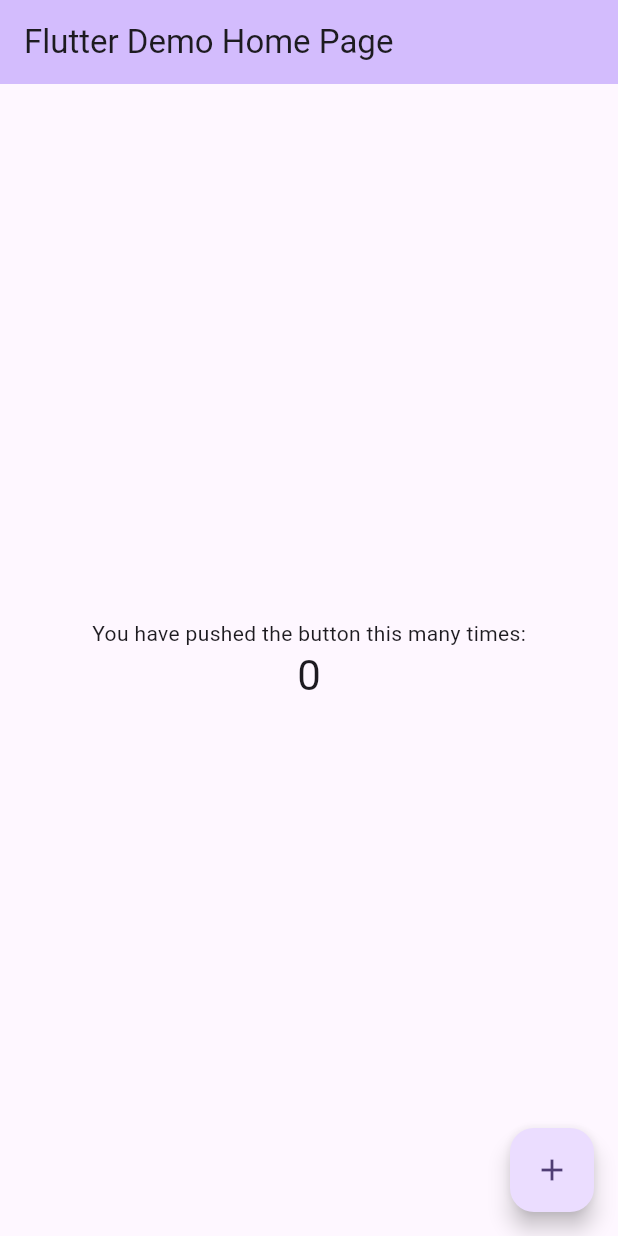
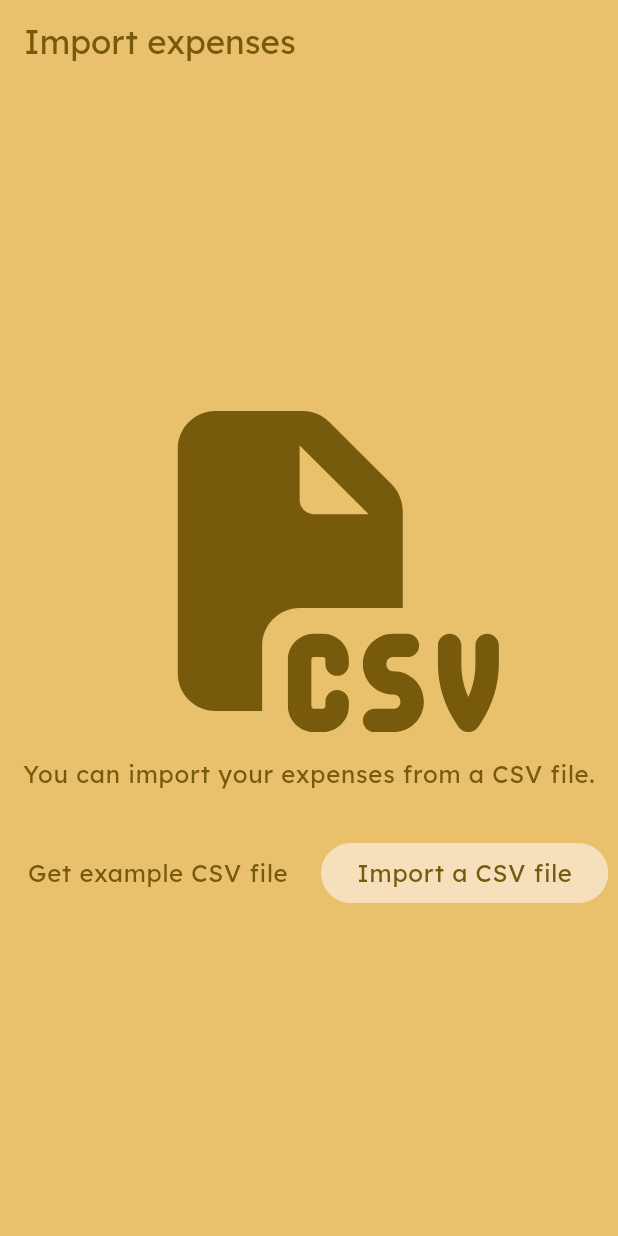
Before and after one commit to emmanuelrosa/monthly_expenses_tracker, a Flutter app: the screen it shows after launch, on a phone screen of 412 x 824 dp. Run offline on Flutter 3.47's test engine with Material 3 defaults, Android fonts, the phone set to English and light mode, and no system bars; our stand-ins replace file_picker, font_awesome_flutter, freezed_annotation, google_fonts, hive_ce; missing offline and left inert: fast_csv; accounts and stored records are empty.

Commit message:
add expenses_import_page

```diff
--- /dev/null
+++ b/devtools_options.yaml
@@ -0,0 +1,3 @@
+description: This file stores settings for Dart & Flutter DevTools.
+documentation: https://docs.flutter.dev/tools/devtools/extensions#configure-extension-enablement-states
+extensions:
--- a/lib/expenses_data/expenses_data_repository.dart
+++ b/lib/expenses_data/expenses_data_repository.dart
@@ -1,9 +1,13 @@
 import 'dart:io';
+import 'dart:math';
 
+import 'package:flutter/foundation.dart';
 import 'package:flutter/material.dart';
 import 'package:freezed_annotation/freezed_annotation.dart';
 import 'package:hive_ce/hive.dart';
 import 'package:monthly_expenses_tracker/expenses_data/expenses_data.dart';
+import 'package:path/path.dart' as path;
+import 'package:path_provider/path_provider.dart';
 
 part 'expenses_data_repository.freezed.dart';
 
@@ -66,13 +70,17 @@ class ExpensesDataRepository with ChangeNotifier {
 
   /// Initializes an [ExpensesDataRepository].
   static Future<ExpensesDataRepository> init({Directory? directory}) async {
+    final namespace = 'com.github.emmanuelrosa.monthly_expenses_tracker';
     final expensesBox = directory != null
-        ? await Hive.openLazyBox<Map>('expenses', path: directory.path)
-        : await Hive.openLazyBox<Map>('expenses');
+        ? await Hive.openLazyBox<Map>(
+            '$namespace.expenses',
+            path: directory.path,
+          )
+        : await Hive.openLazyBox<Map>('$namespace.expenses');
 
     final yearsBox = directory != null
-        ? await Hive.openLazyBox<Set>('years', path: directory.path)
-        : await Hive.openLazyBox<Set>('years');
+        ? await Hive.openLazyBox<Set>('$namespace.years', path: directory.path)
+        : await Hive.openLazyBox<Set>('$namespace.years');
 
     return Future.value(ExpensesDataRepository._(expensesBox, yearsBox));
   }
@@ -306,3 +314,165 @@ class ExpensesDataRepository with ChangeNotifier {
     return Future.value(result);
   }
 }
+
+/// Provides dependency injection for [ExpensesDataRepository].
+class ExpensesDataRepositoryProvider extends InheritedWidget {
+  final ExpensesDataRepository repository;
+
+  const ExpensesDataRepositoryProvider({
+    super.key,
+    required this.repository,
+    required super.child,
+  });
+
+  static ExpensesDataRepositoryProvider? maybeOf(BuildContext context) =>
+      context
+          .dependOnInheritedWidgetOfExactType<ExpensesDataRepositoryProvider>();
+
+  static ExpensesDataRepositoryProvider of(BuildContext context) {
+    final provider = maybeOf(context);
+    assert(
+      provider != null,
+      'No ExpensesDataRepositoryProvider found in context.',
+    );
+    return provider!;
+  }
+
+  @override
+  bool updateShouldNotify(covariant ExpensesDataRepositoryProvider oldWidget) =>
+      this != oldWidget;
+}
+
+/// A widget which handles initialization of the [ExpensesDataRepository].
+/// A loading page is displayed and the given [child] is rendered upon success.
+/// The [child] is wrapped in a [ExpensesDataRepositoryProvider].
+/// Upon failure, an error page is rendered.
+/// This widget becomes the owner of the [ExpensesDataRepository] and will call [dispose()] if it's disposed.
+class ExpensesDataRepositoryLoader extends StatefulWidget {
+  final Widget child;
+  late Future<Directory?> dataDirectory;
+
+  ExpensesDataRepositoryLoader({super.key, required this.child}) {
+    if (kIsWeb) {
+      dataDirectory = Future.value(null);
+    } else {
+      dataDirectory = getApplicationDocumentsDirectory().then(
+        (documentDir) => Future.value(
+          Directory(path.join(documentDir.path, 'monthly_expenses_tracker')),
+        ),
+      );
+    }
+  }
+
+  @override
+  State<StatefulWidget> createState() => _ExpensesDataRepositoryLoaderState();
+}
+
+class _ExpensesDataRepositoryLoaderState
+    extends State<ExpensesDataRepositoryLoader> {
+  ExpensesDataRepository? repository;
+  String? errorMessage;
+
+  void _initializeRepository() async {
+    await Future.delayed(Duration(milliseconds: 500));
+
+    try {
+      final directory = await widget.dataDirectory;
+      final resolvedRepository = await ExpensesDataRepository.init(
+        directory: directory,
+      );
+
+      setState(() {
+        repository = resolvedRepository;
+      });
+    } catch (e) {
+      setState(() {
+        errorMessage = e.toString();
+      });
+    }
+  }
+
+  @override
+  void initState() {
+    super.initState();
+    _initializeRepository();
+  }
+
+  @override
+  void dispose() {
+    repository?.dispose();
+    super.dispose();
+  }
+
+  @override
+  Widget build(BuildContext context) {
+    final theme = Theme.of(context);
+    final isErrorState = errorMessage != null;
+    final isSuccessState = repository != null;
+
+    final errorStateBody = Center(
+      child: Column(
+        mainAxisAlignment: MainAxisAlignment.center,
+        children: [
+          LayoutBuilder(
+            builder: (context, constraints) => Icon(
+              Icons.error,
+              size: max(100, min(constraints.maxWidth - 150, 200)),
+              color: theme.primaryColorLight,
+            ),
+          ),
+          Text(
+            'Unable to initialize the database.',
+            style: theme.textTheme.titleLarge?.copyWith(
+              color: theme.primaryColorLight,
+            ),
+          ),
+          SizedBox(height: 10),
+          Text(
+            errorMessage ?? 'Unknown error.',
+            style: theme.textTheme.titleLarge?.copyWith(
+              color: theme.primaryColorLight,
+            ),
+          ),
+        ],
+      ),
+    );
+
+    final loadingStateBody = Center(
+      child: Column(
+        mainAxisAlignment: MainAxisAlignment.center,
+        children: [
+          LayoutBuilder(
+            builder: (context, constraints) {
+              double size = max(100, min(constraints.maxWidth - 150, 200));
+
+              return SizedBox(
+                width: size,
+                height: size,
+                child: CircularProgressIndicator(strokeWidth: 10),
+              );
+            },
+          ),
+        ],
+      ),
+    );
+
+    if (isErrorState) {
+      return Scaffold(
+        backgroundColor: theme.colorScheme.secondary,
+        body: errorStateBody,
+      );
+    } else if (isSuccessState) {
+      return ExpensesDataRepositoryProvider(
+        repository: repository!,
+        child: widget.child,
+      );
+    } else {
+      // Loading state
+      return Scaffold(
+        backgroundColor: theme.colorScheme.inversePrimary,
+        body: loadingStateBody,
+      );
+    }
+  }
+}
--- /dev/null
+++ b/lib/expenses_import/expenses_import_page.dart
@@ -0,0 +1,277 @@
+import 'dart:io';
+import 'dart:math';
+import 'dart:typed_data';
+
+import 'package:file_picker/file_picker.dart';
+import 'package:flutter/material.dart';
+import 'package:font_awesome_flutter/font_awesome_flutter.dart';
+import 'package:monthly_expenses_tracker/expenses_data/expenses_data_repository.dart';
+import 'package:monthly_expenses_tracker/expenses_import/expenses_import_service.dart';
+
+/// The button click handler to import a CSV file.
+void _importCsvFile(BuildContext context) async {
+  final service = ExpensesImportServiceProvider.of(context).service;
+  final sms = ScaffoldMessenger.of(context);
+  final theme = Theme.of(context);
+  Uint8List? bytes;
+  final result = await FilePicker.platform.pickFiles(
+    dialogTitle: 'Import CSV file',
+    type: FileType.custom,
+    allowedExtensions: ['csv'],
+  );
+
+  if (result == null || result.files.isEmpty) {
+    return;
+  }
+
+  final file = result.files.first;
+
+  // The file data is provided differently depending on the platform.
+  if (file.bytes != null) {
+    bytes = result.files.first.bytes;
+  } else if (file.path != null) {
+    bytes = await File(file.path!).readAsBytes();
+  }
+
+  if (bytes != null) {
+    await service.importFromCsv(bytes, minimumDelay: Duration(seconds: 1));
+
+    if (service.state is ExpensesImportServiceReadyState && sms.mounted) {
+      sms.showSnackBar(
+        SnackBar(
+          content: ListTile(
+            leading: Icon(Icons.check, color: theme.primaryColorLight),
+            title: Text(
+              'Expenses imported successfully!',
+              style: theme.textTheme.bodyLarge?.copyWith(
+                color: theme.primaryColorLight,
+              ),
+            ),
+          ),
+        ),
+      );
+    }
+  }
+}
+
+/// The top-level widget implementing the expenses import screen.
+class ExpensesImportPage extends StatelessWidget {
+  const ExpensesImportPage({super.key});
+
+  @override
+  Widget build(BuildContext context) {
+    final repository = ExpensesDataRepositoryProvider.of(context).repository;
+    final service = ExpensesImportService(repository);
+
+    return ExpensesImportServiceProvider(
+      service: service,
+      child: Builder(
+        builder: (context) {
+          final service = ExpensesImportServiceProvider.of(context).service;
+
+          return ListenableBuilder(
+            listenable: service,
+            builder: (context, child) {
+              final theme = Theme.of(context);
+              final backgroundColor = switch (service.state) {
+                ExpensesImportServiceReadyState() =>
+                  theme.colorScheme.inversePrimary,
+                ExpensesImportServiceErrorState() =>
+                  theme.colorScheme.secondary,
+                ExpensesImportServiceImportingState() =>
+                  theme.colorScheme.inversePrimary,
+              };
+              final titleColor = switch (service.state) {
+                ExpensesImportServiceReadyState() => theme.primaryColor,
+                ExpensesImportServiceErrorState() => theme.primaryColorLight,
+                ExpensesImportServiceImportingState() => theme.primaryColor,
+              };
+
+              return Scaffold(
+                backgroundColor: backgroundColor,
+                appBar: AppBar(
+                  backgroundColor: backgroundColor,
+                  title: Text(
+                    'Import expenses',
+                    style: theme.textTheme.titleLarge?.copyWith(
+                      color: titleColor,
+                    ),
+                  ),
+                ),
+                body: switch (service.state) {
+                  ExpensesImportServiceReadyState() => _ReadyStateWidget(
+                    service: service,
+                  ),
+                  ExpensesImportServiceErrorState() => _ErrorStateWidget(
+                    service: service,
+                  ),
+                  ExpensesImportServiceImportingState() =>
+                    _ImportingStateWidget(service: service),
+                },
+              );
+            },
+          );
+        },
+      ),
+    );
+  }
+}
+
+class _ReadyStateWidget extends StatelessWidget {
+  final ExpensesImportService service;
+
+  const _ReadyStateWidget({super.key, required this.service});
+
+  @override
+  Widget build(BuildContext context) {
+    final theme = Theme.of(context);
+
+    return Center(
+      child: Column(
+        mainAxisAlignment: MainAxisAlignment.center,
+        children: [
+          LayoutBuilder(
+            builder: (context, constraints) => Icon(
+              FontAwesomeIcons.fileCsv,
+              size: max(100, min(constraints.maxWidth - 150, 200)),
+              color: theme.primaryColor,
+            ),
+          ),
+          SizedBox(height: 30),
+          Text(
+            'You can import your expenses from a CSV file.',
+            style: theme.textTheme.bodyLarge?.copyWith(
+              color: theme.primaryColor,
+            ),
+          ),
+          SizedBox(height: 30),
+          OverflowBar(
+            overflowAlignment: OverflowBarAlignment.center,
+            overflowSpacing: 10,
+            spacing: 10,
+            children: [
+              TextButton(
+                onPressed: () =>
+                    _downloadExampleCsvFile(DefaultAssetBundle.of(context)),
+                child: Text(
+                  'Get example CSV file',
+                  style: theme.textTheme.bodyLarge?.copyWith(
+                    color: theme.primaryColor,
+                  ),
+                ),
+              ),
+              FilledButton.tonal(
+                onPressed: () => _importCsvFile(context),
+                child: Text(
+                  'Import a CSV file',
+                  style: theme.textTheme.bodyLarge?.copyWith(
+                    color: theme.primaryColor,
+                  ),
+                ),
+              ),
+            ],
+          ),
+        ],
+      ),
+    );
+  }
+
+  void _downloadExampleCsvFile(AssetBundle bundle) async {
+    final bytes = (await bundle.load(
+      'assets/example.csv',
+    )).buffer.asUint8List();
+    FilePicker.platform.saveFile(
+      dialogTitle: 'Save example CSV',
+      fileName: 'example.csv',
+      bytes: bytes,
+    );
+  }
+}
+
+class _ImportingStateWidget extends StatelessWidget {
+  final ExpensesImportService service;
+
+  const _ImportingStateWidget({super.key, required this.service});
+
+  @override
+  Widget build(BuildContext context) => Center(
+    child: Column(
+      mainAxisAlignment: MainAxisAlignment.center,
+      children: [
+        LayoutBuilder(
+          builder: (context, constraints) {
+            double size = max(100, min(constraints.maxWidth - 150, 200));
+
+            return SizedBox(
+              width: size,
+              height: size,
+              child: CircularProgressIndicator(strokeWidth: 10),
+            );
+          },
+        ),
+      ],
+    ),
+  );
+}
+
+class _ErrorStateWidget extends StatelessWidget {
+  final ExpensesImportService service;
+
+  const _ErrorStateWidget({super.key, required this.service});
+
+  @override
+  Widget build(BuildContext context) {
+    final theme = Theme.of(context);
+
+    return Center(
+      child: Column(
+        mainAxisAlignment: MainAxisAlignment.center,
+        children: [
+          LayoutBuilder(
+            builder: (context, constraints) => Icon(
+              Icons.error,
+              size: max(100, min(constraints.maxWidth - 150, 200)),
+              color: theme.primaryColorLight,
+            ),
+          ),
+          Text(
+            'Import failed',
+            style: theme.textTheme.titleLarge?.copyWith(
+              color: theme.primaryColorLight,
+            ),
+          ),
+          SizedBox(height: 10),
+          Text(
+            'Unfortunately, your expenses could not be imported.',
+            style: theme.textTheme.bodyLarge?.copyWith(
+              color: theme.primaryColorLight,
+            ),
+          ),
+          Text(
+            service.state.toString(),
+            style: theme.textTheme.bodyLarge?.copyWith(
+              color: theme.primaryColorLight,
+            ),
+          ),
+          SizedBox(height: 10),
+          Text(
+            'Edit your CSV file to correct the problem, then try again.',
+            style: theme.textTheme.bodyLarge?.copyWith(
+              color: theme.primaryColorLight,
+            ),
+          ),
+          SizedBox(height: 20),
+          TextButton(
+            onPressed: () => _importCsvFile(context),
+            child: Text(
+              'Retry',
+              style: theme.textTheme.bodyLarge?.copyWith(
+                color: theme.primaryColorLight,
+              ),
+            ),
+          ),
+        ],
+      ),
+    );
+  }
+}
--- a/lib/expenses_import/expenses_import_service.dart
+++ b/lib/expenses_import/expenses_import_service.dart
@@ -2,6 +2,7 @@ import 'dart:convert';
 
 import 'package:fast_csv/fast_csv.dart' as csv;
 import 'package:flutter/foundation.dart';
+import 'package:flutter/material.dart';
 import 'package:monthly_expenses_tracker/expenses_data/expenses_data.dart';
 import 'package:monthly_expenses_tracker/expenses_data/expenses_data_repository.dart';
 
@@ -71,17 +72,15 @@ class ExpensesImportServiceErrorState extends ExpensesImportServiceState {
 }
 
 /// This service handles importing a CSV file into the [ExpensesDataRepository].
-class ExpensesImportService {
+class ExpensesImportService with ChangeNotifier {
   final ExpensesDataRepository _repository;
-  final ValueNotifier<ExpensesImportServiceState> _state = ValueNotifier(
-    ExpensesImportServiceReadyState(),
-  );
+  ExpensesImportServiceState _state = ExpensesImportServiceReadyState();
 
   ExpensesImportService(ExpensesDataRepository repository)
     : _repository = repository;
 
   /// Returns a [ValueNotifier] with the current state of the service.
-  ValueNotifier<ExpensesImportServiceState> get state => _state;
+  ExpensesImportServiceState get state => _state;
 
   /// Parses an expense from the given line and column.
   /// Throws [ExpenseFormatException] when there's a parsing error.
@@ -166,22 +165,64 @@ class ExpensesImportService {
   }
 
   /// Imports the bytes of a CSV file into the [ExpensesDataRepository].
-  Future<void> importFromCsv(List<int> bytes) async {
-    _state.value = ExpensesImportServiceImportingState();
+  // The optional [minimumDelay] can be used to give the UI a chance to render
+  // a progress indicator.
+  Future<void> importFromCsv(
+    List<int> bytes, {
+    Duration minimumDelay = Duration.zero,
+  }) async {
+    final startTimestamp = DateTime.timestamp();
+    _state = ExpensesImportServiceImportingState();
+    notifyListeners();
     final expenses = <ExpensesDataKey, ExpensesData>{};
+    late ExpensesImportServiceState finalState;
 
     try {
-      final stream = _convertToExpenses(_parseCsv(bytes));
-
-      await for (final entry in stream) {
+      await for (final entry in _convertToExpenses(_parseCsv(bytes))) {
         expenses[entry.key] = entry.value;
       }
+
+      await _repository.updateAll(expenses);
+      finalState = ExpensesImportServiceReadyState();
     } catch (e) {
-      _state.value = ExpensesImportServiceErrorState(e.toString());
-      return;
+      finalState = ExpensesImportServiceErrorState(e.toString());
+    } finally {
+      final elapsedTime = DateTime.timestamp().difference(startTimestamp);
+      final delay = minimumDelay - elapsedTime;
+
+      if (!delay.isNegative) {
+        await Future.delayed(delay);
+      }
+
+      _state = finalState;
+      notifyListeners();
     }
-
-    await _repository.updateAll(expenses);
-    _state.value = ExpensesImportServiceReadyState();
   }
 }
+
+/// Dependency injection for [ExpensesImportService].
+class ExpensesImportServiceProvider extends InheritedWidget {
+  final ExpensesImportService service;
+
+  const ExpensesImportServiceProvider({
+    super.key,
+    required this.service,
+    required super.child,
+  });
+
+  static ExpensesImportServiceProvider? maybeOf(BuildContext context) => context
+      .dependOnInheritedWidgetOfExactType<ExpensesImportServiceProvider>();
+
+  static ExpensesImportServiceProvider of(BuildContext context) {
+    final provider = maybeOf(context);
+    assert(
+      provider != null,
+      'No ExpensesImportServiceProvider found in context.',
+    );
+    return provider!;
+  }
+
+  @override
+  bool updateShouldNotify(covariant ExpensesImportServiceProvider oldWidget) =>
+      this != oldWidget;
+}
--- a/lib/main.dart
+++ b/lib/main.dart
@@ -1,6 +1,11 @@
 import 'package:flutter/material.dart';
+import 'package:google_fonts/google_fonts.dart';
+import 'package:monthly_expenses_tracker/expenses_data/expenses_data_repository.dart';
+import 'package:monthly_expenses_tracker/expenses_import/expenses_import_page.dart';
 
-void main() {
+late ExpensesDataRepository repository;
+
+void main() async {
   runApp(const MyApp());
 }
 
@@ -11,109 +16,31 @@ class MyApp extends StatelessWidget {
   @override
   Widget build(BuildContext context) {
     return MaterialApp(
-      title: 'Flutter Demo',
+      title: 'Monthly Expenses Tracker',
       theme: ThemeData(
-        // This is the theme of your application.
-        //
-        // TRY THIS: Try running your application with "flutter run". You'll see
-        // the application has a purple toolbar. Then, without quitting the app,
-        // try changing the seedColor in the colorScheme below to Colors.green
-        // and then invoke "hot reload" (save your changes or press the "hot
-        // reload" button in a Flutter-supported IDE, or press "r" if you used
-        // the command line to start the app).
-        //
-        // Notice that the counter didn't reset back to zero; the application
-        // state is not lost during the reload. To reset the state, use hot
-        // restart instead.
-        //
-        // This works for code too, not just values: Most code changes can be
-        // tested with just a hot reload.
-        colorScheme: .fromSeed(seedColor: Colors.deepPurple),
+        colorScheme: .fromSeed(seedColor: Colors.amber),
+        textTheme: GoogleFonts.lexendTextTheme(),
       ),
-      home: const MyHomePage(title: 'Flutter Demo Home Page'),
+      home: ExpensesDataRepositoryLoader(child: ExpensesImportPage()),
     );
   }
 }
 
-class MyHomePage extends StatefulWidget {
+class MyHomePage extends StatelessWidget {
   const MyHomePage({super.key, required this.title});
-
-  // This widget is the home page of your application. It is stateful, meaning
-  // that it has a State object (defined below) that contains fields that affect
-  // how it looks.
-
-  // This class is the configuration for the state. It holds the values (in this
-  // case the title) provided by the parent (in this case the App widget) and
-  // used by the build method of the State. Fields in a Widget subclass are
-  // always marked "final".
 
   final String title;
 
   @override
-  State<MyHomePage> createState() => _MyHomePageState();
-}
-
-class _MyHomePageState extends State<MyHomePage> {
-  int _counter = 0;
-
-  void _incrementCounter() {
-    setState(() {
-      // This call to setState tells the Flutter framework that something has
-      // changed in this State, which causes it to rerun the build method below
-      // so that the display can reflect the updated values. If we changed
-      // _counter without calling setState(), then the build method would not be
-      // called again, and so nothing would appear to happen.
-      _counter++;
-    });
-  }
-
-  @override
   Widget build(BuildContext context) {
-    // This method is rerun every time setState is called, for instance as done
-    // by the _incrementCounter method above.
-    //
-    // The Flutter framework has been optimized to make rerunning build methods
-    // fast, so that you can just rebuild anything that needs updating rather
-    // than having to individually change instances of widgets.
     return Scaffold(
       appBar: AppBar(
-        // TRY THIS: Try changing the color here to a specific color (to
-        // Colors.amber, perhaps?) and trigger a hot reload to see the AppBar
-        // change color while the other colors stay the same.
         backgroundColor: Theme.of(context).colorScheme.inversePrimary,
-        // Here we take the value from the MyHomePage object that was created by
-        // the App.build method, and use it to set our appbar title.
-        title: Text(widget.title),
+        title: Text(title),
       ),
-      body: Center(
-        // Center is a layout widget. It takes a single child and positions it
-        // in the middle of the parent.
-        child: Column(
-          // Column is also a layout widget. It takes a list of children and
-          // arranges them vertically. By default, it sizes itself to fit its
-          // children horizontally, and tries to be as tall as its parent.
-          //
-          // Column has various properties to control how it sizes itself and
-          // how it positions its children. Here we use mainAxisAlignment to
-          // center the children vertically; the main axis here is the vertical
-          // axis because Columns are vertical (the cross axis would be
-          // horizontal).
-          //
-          // TRY THIS: Invoke "debug painting" (choose the "Toggle Debug Paint"
-          // action in the IDE, or press "p" in the console), to see the
-          // wireframe for each widget.
-          mainAxisAlignment: .center,
-          children: [
-            const Text('You have pushed the button this many times:'),
-            Text(
-              '$_counter',
-              style: Theme.of(context).textTheme.headlineMedium,
-            ),
-          ],
-        ),
-      ),
+      body: ExpensesImportPage(),
       floatingActionButton: FloatingActionButton(
-        onPressed: _incrementCounter,
+        onPressed: () {},
         tooltip: 'Increment',
         child: const Icon(Icons.add),
       ),
```
Also changed, not shown: assets/example.csv (added, +25 -0 lines), pubspec.yaml (+7 -3 lines), pubspec.lock, 3 other files.
